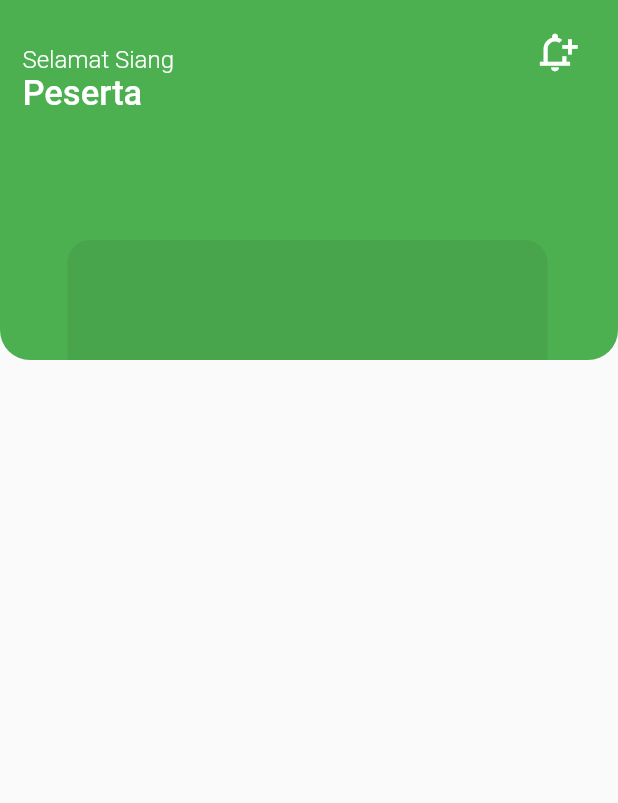
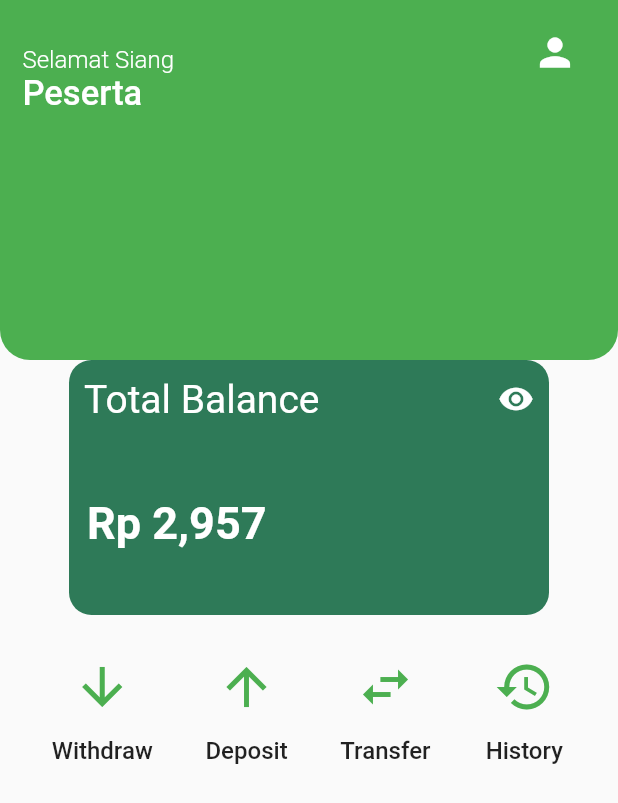
Before and after one commit to George535220173/UAS, a Flutter app: the screen it shows after launch, on a phone screen of 412 x 824 dp. Shown: the top 803 px of the screen. Run offline on Flutter 3.47's test engine with Material 2 defaults, Android fonts, the phone set to English and light mode, and no system bars.

Commit message:
update home

```diff
--- a/lib/home/home.dart
+++ b/lib/home/home.dart
@@ -6,7 +6,10 @@ class home extends StatelessWidget {
   @override
   Widget build(BuildContext context) {
     return Scaffold(
-      body: SafeArea(child: Stack(
+      body: SafeArea(
+        child: Stack(
+          children: [
+            Column(
               children: [
                 Container(
                   width: double.infinity,
@@ -16,7 +19,7 @@ class home extends StatelessWidget {
                     borderRadius: BorderRadius.only(
                       bottomLeft: Radius.circular(20),
                       bottomRight: Radius.circular(20),
-              )
+                    ),
                   ),
                   child: Stack(
                     children: [
@@ -30,7 +33,7 @@ class home extends StatelessWidget {
                             width: 40,
                             color: Colors.transparent,
                             child: Icon(
-                        Icons.notification_add_outlined,
+                              Icons.person,
                               size: 30,
                               color: Colors.white,
                             ),
@@ -71,14 +74,93 @@ class home extends StatelessWidget {
                     height: 170,
                     width: 320,
                     decoration: BoxDecoration(
-                color: Color.fromARGB(15, 5, 5, 5),
+                      color: Color.fromARGB(255, 46, 122, 88),
                       borderRadius: BorderRadius.circular(15),
+                    ),
+                    child: Column(
+                      children: [
+                        SizedBox(height: 8),
+                        Padding(
+                          padding: const EdgeInsets.symmetric(
+                              horizontal: 10, vertical: 3),
+                          child: Row(
+                            mainAxisAlignment: MainAxisAlignment.spaceBetween,
+                            children: [
+                              Text(
+                                'Total Balance',
+                                style: TextStyle(
+                                  fontWeight: FontWeight.w400,
+                                  fontSize: 26,
+                                  color: Colors.white,
+                                ),
+                              ),
+                              Icon(
+                                Icons.remove_red_eye,
+                                color: Colors.white,
                               )
+                            ],
                           ),
+                        ),
+                        SizedBox(
+                          height: 7,
+                        ),
+                        Padding(
+                          padding: const EdgeInsets.only(left: 12, top: 40),
+                          child: Row(
+                            children: [
+                              Text(
+                                'Rp 2,957',
+                                style: TextStyle(
+                                  fontWeight: FontWeight.w600,
+                                  fontSize: 30,
+                                  color: Colors.white,
+                                ),
+                              )
+                            ],
+                          ),
+                        ),
+                      ],
+                    ),
+                  ),
+                ),
+                SizedBox(height: 20),
+                Row(
+                  mainAxisAlignment: MainAxisAlignment.spaceEvenly,
+                  children: [
+                    buildIconButton(Icons.arrow_downward, 'Withdraw'),
+                    buildIconButton(Icons.arrow_upward, 'Deposit'),
+                    buildIconButton(Icons.swap_horiz, 'Transfer'),
+                    buildIconButton(Icons.history, 'History'),
+                  ],
+                ),
+              ],
             ),
           ],
         ),
       ),
     );
   }
+
+  Widget buildIconButton(IconData icon, String label) {
+    return Column(
+      children: [
+        IconButton(
+          onPressed: () {
+            // Implement action for each button
+          },
+          icon: Icon(icon),
+          iconSize: 40,
+          color: Colors.green,
+        ),
+        SizedBox(height: 5),
+        Text(
+          label,
+          style: TextStyle(
+            fontSize: 16,
+            fontWeight: FontWeight.w500,
+          ),
+        ),
+      ],
+    );
   }
+}
```
Also changed, not shown: 1 other file. Lines whose indentation alone changed are shown as unchanged.
